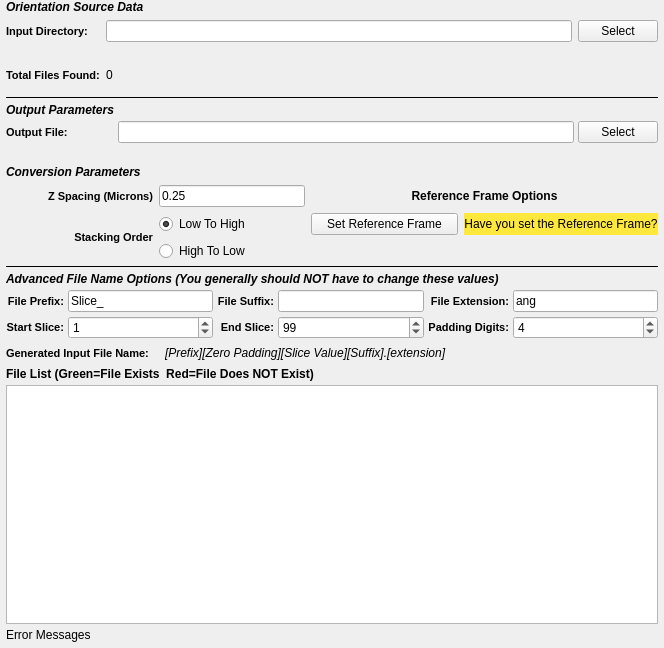
The window that Source/Plugins/OrientationAnalysis/Gui/FilterParameterWidgets/UI_Files/EbsdToH5EbsdWidget.ui (BlueQuartzSoftware/DREAM3D) describes before a commit, drawn with Qt 5.
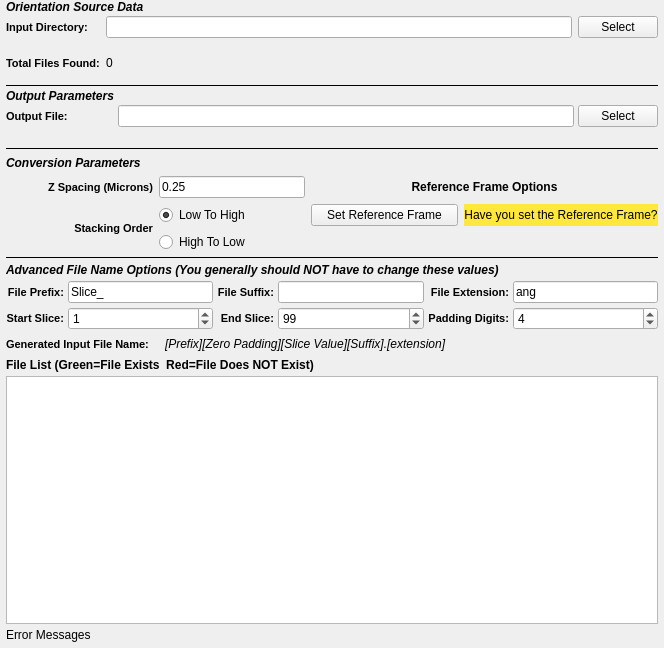
The same window after the commit. Custom widgets are drawn as their Qt base class.

Commit message: Adjusting the layouts a bit to tighten up the absolute path when visible.

Patch:
```diff
--- a/Source/Plugins/OrientationAnalysis/Gui/FilterParameterWidgets/UI_Files/EbsdToH5EbsdWidget.ui
+++ b/Source/Plugins/OrientationAnalysis/Gui/FilterParameterWidgets/UI_Files/EbsdToH5EbsdWidget.ui
@@ -447,6 +447,16 @@
        </property>
       </widget>
      </item>
+     <item row="0" column="0" colspan="4">
+      <widget class="Line" name="line_10">
+       <property name="frameShadow">
+        <enum>QFrame::Plain</enum>
+       </property>
+       <property name="orientation">
+        <enum>Qt::Horizontal</enum>
+       </property>
+      </widget>
+     </item>
     </layout>
    </item>
    <item row="0" column="0">
@@ -457,9 +467,12 @@
      <property name="bottomMargin">
       <number>0</number>
      </property>
-     <property name="spacing">
+     <property name="horizontalSpacing">
       <number>6</number>
      </property>
+     <property name="verticalSpacing">
+      <number>2</number>
+     </property>
      <item row="1" column="1">
       <widget class="QtSLineEdit" name="m_LineEdit"/>
      </item>
@@ -545,6 +558,9 @@
      <property name="topMargin">
       <number>10</number>
      </property>
+     <property name="verticalSpacing">
+      <number>2</number>
+     </property>
      <item row="2" column="1">
       <widget class="QtSLineEdit" name="m_OutputFile">
        <property name="toolTip">
```
The commit also changes 1 other file.
